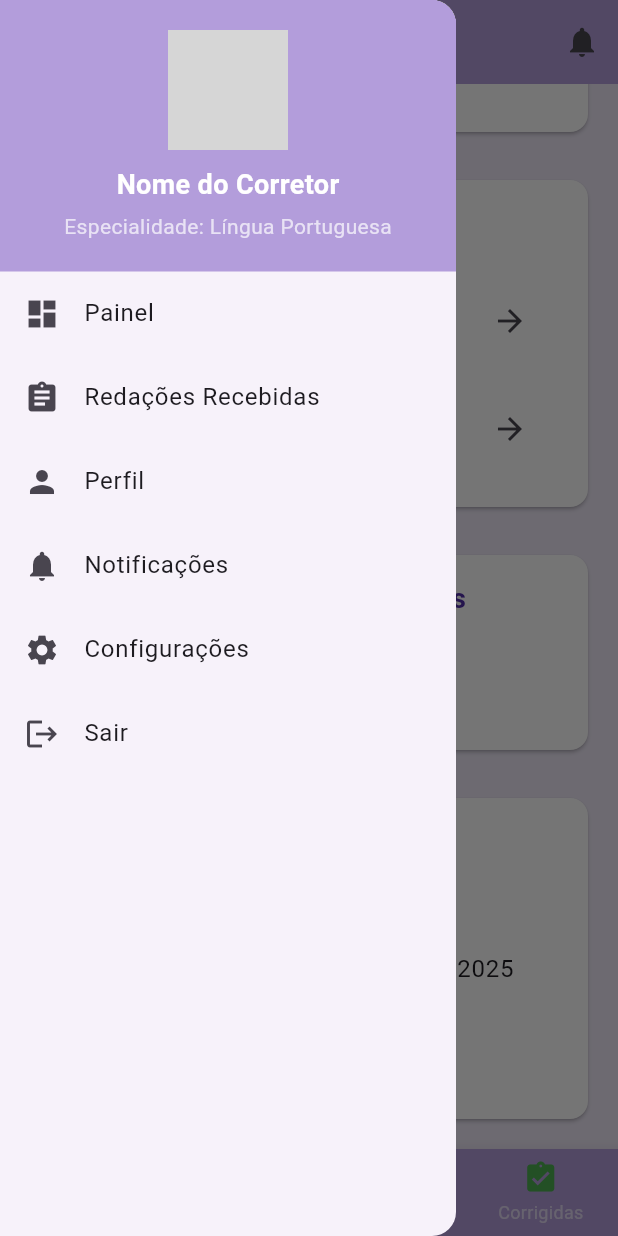
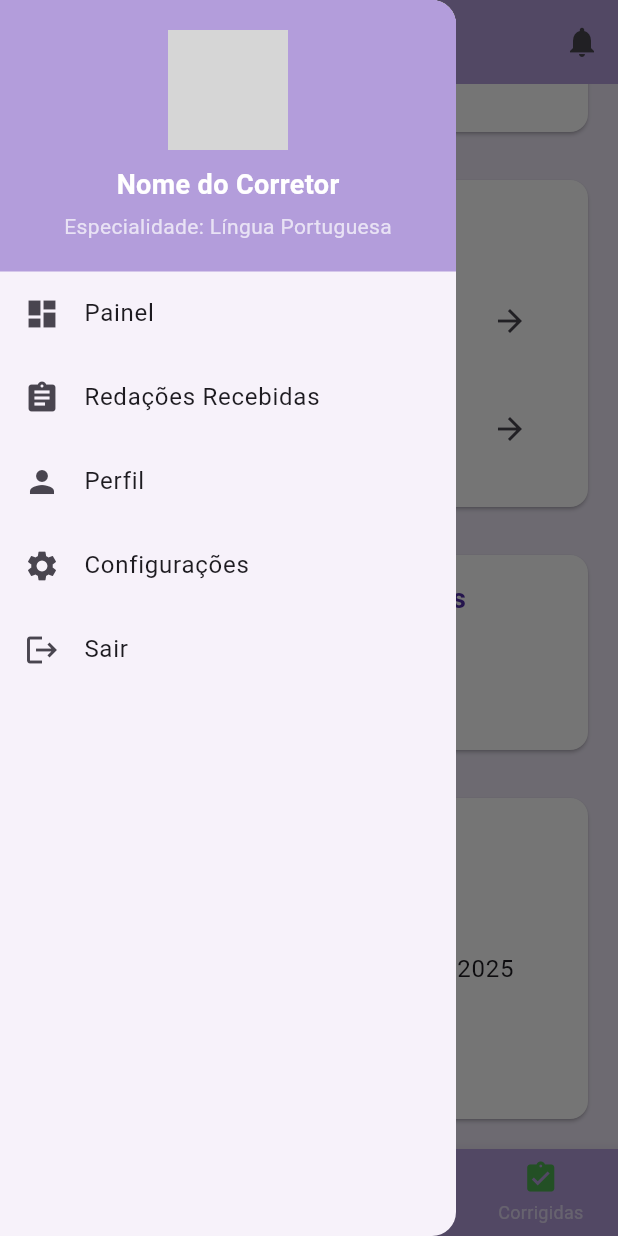
Before and after one commit to NetoSilva04/projetopi2025, a Flutter app: the CorretorHomePage screen opened directly, scrolled down 358 dp, after a tap on the "menu" icon, on a phone screen of 412 x 824 dp. Run offline on Flutter 3.47's test engine with Material 3 defaults, Android fonts, the phone set to English and light mode, and no system bars; our stand-ins replace cached_network_image, youtube_player_flutter; network calls fail; grey boxes are pictures that could not be loaded.

Commit message:
atualizaçãoCorretor

```diff
--- a/dart_application_1/projetopi/lib/pagCorretor/home_page.dart
+++ b/dart_application_1/projetopi/lib/pagCorretor/home_page.dart
@@ -12,8 +12,41 @@ class CorretorHomePage extends StatefulWidget {
   State<CorretorHomePage> createState() => _CorretorHomePageState();
 }
 
-class _CorretorHomePageState extends State<CorretorHomePage> {
+class _CorretorHomePageState extends State<CorretorHomePage> with SingleTickerProviderStateMixin {
   int selectedIndex = 0;
+  late AnimationController _animationController;
+  late Animation<Offset> _offsetAnimation;
+  bool _showNotificationPanel = false;
+
+  @override
+  void initState() {
+    super.initState();
+    _animationController = AnimationController(
+      vsync: this,
+      duration: const Duration(milliseconds: 300),
+    );
+    _offsetAnimation = Tween<Offset>(
+      begin: const Offset(0, -1),
+      end: Offset.zero,
+    ).animate(CurvedAnimation(parent: _animationController, curve: Curves.easeInOut));
+  }
+
+  void _toggleNotificationPanel() {
+    setState(() {
+      _showNotificationPanel = !_showNotificationPanel;
+      if (_showNotificationPanel) {
+        _animationController.forward();
+      } else {
+        _animationController.reverse();
+      }
+    });
+  }
+
+  @override
+  void dispose() {
+    _animationController.dispose();
+    super.dispose();
+  }
 
   void _onItemTapped(int index) {
     setState(() {
@@ -65,7 +98,7 @@ class _CorretorHomePageState extends State<CorretorHomePage> {
         actions: [
           IconButton(
             icon: const Icon(Icons.notifications),
-            onPressed: () {},
+            onPressed: _toggleNotificationPanel,
           ),
         ],
       ),
@@ -129,11 +162,6 @@ class _CorretorHomePageState extends State<CorretorHomePage> {
                     onTap: () {},
                   ),
                   ListTile(
-                    leading: const Icon(Icons.notifications),
-                    title: const Text('Notificações'),
-                    onTap: () {},
-                  ),
-                  ListTile(
                     leading: const Icon(Icons.settings),
                     title: const Text('Configurações'),
                     onTap: () {},
@@ -155,7 +183,9 @@ class _CorretorHomePageState extends State<CorretorHomePage> {
           ],
         ),
       ),
-      body: SingleChildScrollView(
+      body: Stack(
+        children: [
+          SingleChildScrollView(
             child: Padding(
               padding: const EdgeInsets.all(16),
               child: Column(
@@ -185,6 +215,37 @@ class _CorretorHomePageState extends State<CorretorHomePage> {
                 ],
               ),
             ),
+          ),
+          if (_showNotificationPanel)
+            SlideTransition(
+              position: _offsetAnimation,
+              child: Container(
+                color: Colors.white,
+                padding: const EdgeInsets.all(16),
+                width: double.infinity,
+                height: 250,
+                child: Column(
+                  crossAxisAlignment: CrossAxisAlignment.start,
+                  children: [
+                    const Text(
+                      'Notificações',
+                      style: TextStyle(fontSize: 18, fontWeight: FontWeight.bold),
+                    ),
+                    const SizedBox(height: 12),
+                    const Text('Nenhuma notificação disponível no momento.'),
+                    const Spacer(),
+                    Align(
+                      alignment: Alignment.bottomRight,
+                      child: TextButton(
+                        onPressed: _toggleNotificationPanel,
+                        child: const Text('Fechar'),
+                      ),
+                    ),
+                  ],
+                ),
+              ),
+            ),
+        ],
       ),
       bottomNavigationBar: BottomNavigationBar(
         currentIndex: selectedIndex,
```
Lines whose indentation alone changed are shown as unchanged.
